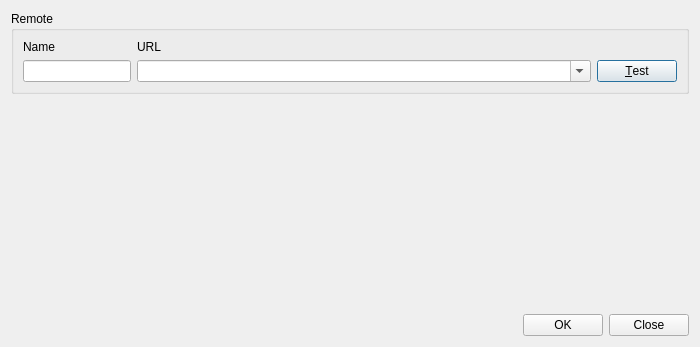
Old version of the form src/EditRemoteDialog.ui in the repository soramimi/Guitar.
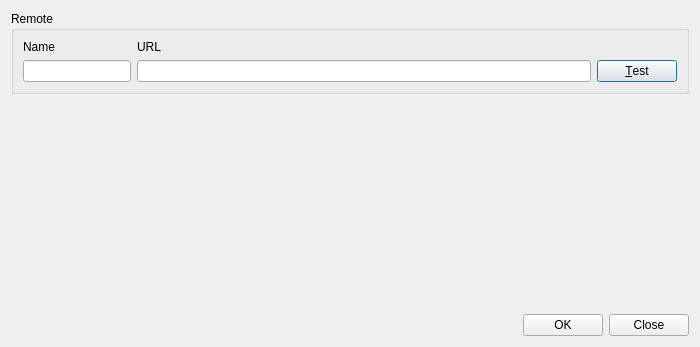
New version of the form. Custom widgets are drawn as their Qt base class.

Patch:
```diff
--- a/src/EditRemoteDialog.ui
+++ b/src/EditRemoteDialog.ui
@@ -45,14 +45,14 @@
        </widget>
       </item>
       <item row="1" column="1">
-       <widget class="RepositoryUrlComboBox" name="comboBox_url">
+       <widget class="RepositoryUrlLineEdit" name="lineEdit_url">
         <property name="sizePolicy">
          <sizepolicy hsizetype="MinimumExpanding" vsizetype="Fixed">
           <horstretch>0</horstretch>
           <verstretch>0</verstretch>
          </sizepolicy>
         </property>
-        <property name="editable">
+        <property name="editable" stdset="0">
          <bool>true</bool>
         </property>
        </widget>
@@ -134,9 +134,9 @@
    <container>1</container>
   </customwidget>
   <customwidget>
-   <class>RepositoryUrlComboBox</class>
-   <extends>QComboBox</extends>
-   <header>RepositoryUrlComboBox.h</header>
+   <class>RepositoryUrlLineEdit</class>
+   <extends>QLineEdit</extends>
+   <header>RepositoryUrlLineEdit.h</header>
   </customwidget>
  </customwidgets>
  <tabstops>
```
